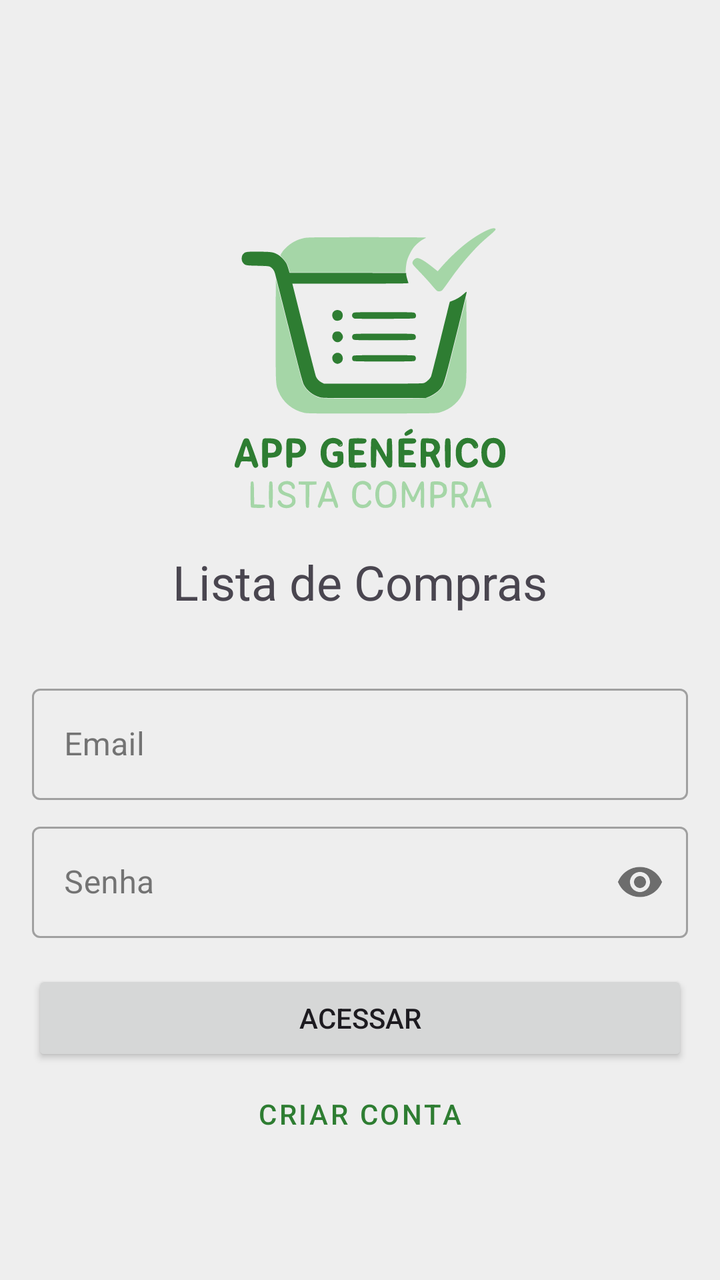
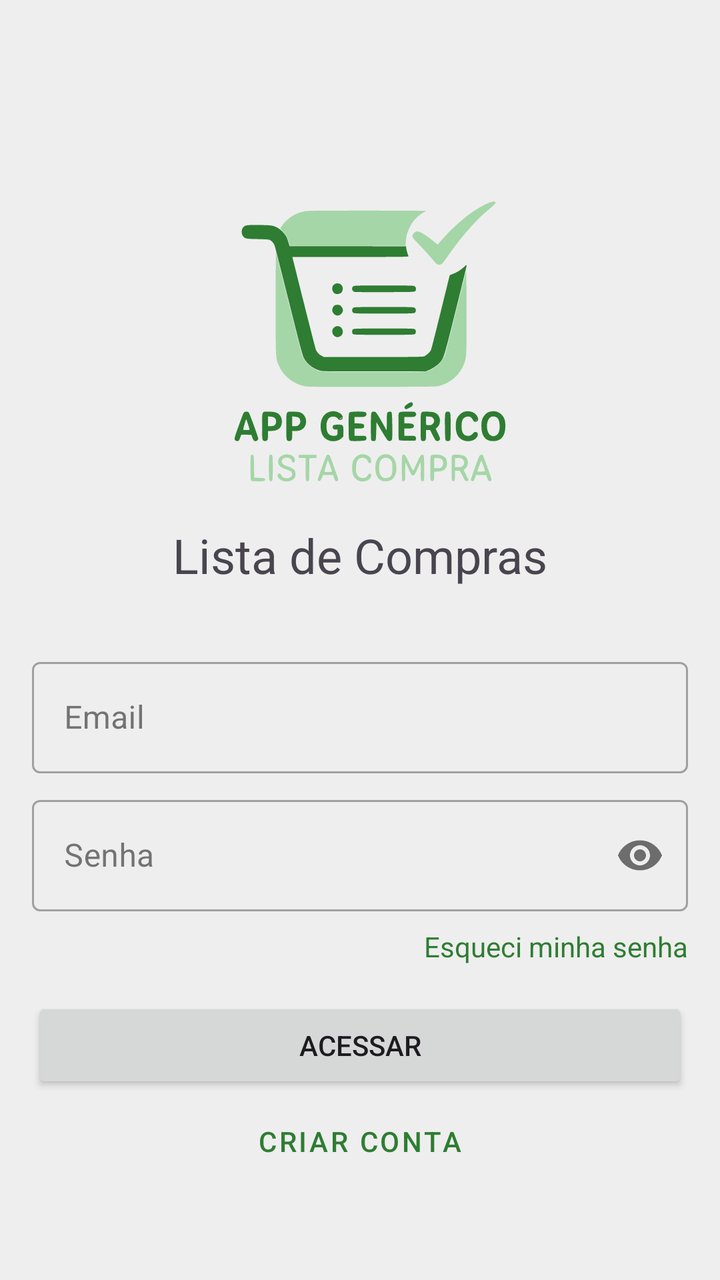

Before-and-after screenshots of an Android layout around one commit, followed by the original layout XML and the change that was made.
<!-- AndroidManifest.xml: application theme Theme.hypergenericlistforbuyingstuff -->
<!-- res/layout/activity_login.xml -->
<LinearLayout xmlns:android="http://schemas.android.com/apk/res/android"
    xmlns:app="http://schemas.android.com/apk/res-auto"
    android:layout_width="match_parent"
    android:layout_height="match_parent"
    android:orientation="vertical"
    android:gravity="center"
    android:padding="16dp">

    <ImageView
        android:layout_width="200dp"
        android:layout_height="200dp"
        android:src="@drawable/appgenlistacompralogo"
        android:layout_marginBottom="16dp"
        android:contentDescription="logo" />

    <TextView
        android:layout_width="wrap_content"
        android:layout_height="wrap_content"
        android:text="Lista de Compras"
        android:textSize="24sp"
        android:layout_marginBottom="32dp" />

    <com.google.android.material.textfield.TextInputLayout
        android:layout_width="match_parent"
        android:layout_height="wrap_content"
        style="@style/Widget.MaterialComponents.TextInputLayout.OutlinedBox">

        <com.google.android.material.textfield.TextInputEditText
            android:id="@+id/editTextEmail"
            android:layout_width="match_parent"
            android:layout_height="wrap_content"
            android:hint="Email"
            android:inputType="textEmailAddress" />
    </com.google.android.material.textfield.TextInputLayout>

    <com.google.android.material.textfield.TextInputLayout
        android:layout_width="match_parent"
        android:layout_height="wrap_content"
        android:layout_marginTop="8dp"
        app:passwordToggleEnabled="true"
        style="@style/Widget.MaterialComponents.TextInputLayout.OutlinedBox">

        <com.google.android.material.textfield.TextInputEditText
            android:id="@+id/editTextPassword"
            android:layout_width="match_parent"
            android:layout_height="wrap_content"
            android:hint="Senha"
            android:inputType="textPassword" />
    </com.google.android.material.textfield.TextInputLayout>

    <Button
        android:id="@+id/buttonLogin"
        android:layout_width="match_parent"
        android:layout_height="wrap_content"
        android:layout_marginTop="16dp"
        android:text="Acessar" />

    <Button
        android:id="@+id/buttonRegister"
        android:layout_width="match_parent"
        android:layout_height="wrap_content"
        style="@style/Widget.MaterialComponents.Button.TextButton"
        android:text="Criar Conta" />
</LinearLayout>
<!-- resources referenced by this layout -->
<resources>
  <!-- drawable appgenlistacompralogo: vector/xml drawable (drawable, 16764 chars, omitted) -->
  <style name="Theme.hypergenericlistforbuyingstuff" parent="Theme.Material3.DayNight.NoActionBar">
  
          <item name="colorPrimary">#2E7D32</item>
          <item name="colorOnPrimary">#FFFFFF</item>
  
          <item name="colorPrimaryContainer">#81C784</item>
          <item name="colorOnPrimaryContainer">#1B5E20</item>
  
          <item name="colorSecondary">#BDBDBD</item>
          <item name="colorOnSecondary">#212121</item>
  
          <item name="colorSecondaryContainer">#F5F5F5</item>
          <item name="colorOnSecondaryContainer">#616161</item>
  
          <item name="android:colorBackground">#EEEEEE</item>
          <item name="colorOnBackground">#212121</item>
          <item name="colorSurface">#FFFFFF</item>
  
          <item name="colorOnSurface">#212121</item>
  
          <item name="android:statusBarColor">?attr/colorPrimary</item>
      </style>
</resources>

<!-- the commit's change to res/layout/activity_login.xml (unified diff, before → after) -->
@@ -48,6 +48,17 @@
             android:inputType="textPassword" />
     </com.google.android.material.textfield.TextInputLayout>
 
+    <TextView
+        android:id="@+id/textViewForgotPassword"
+        android:layout_width="wrap_content"
+        android:layout_height="wrap_content"
+        android:layout_marginTop="8dp"
+        android:layout_gravity="end"
+        android:text="Esqueci minha senha"
+        android:textColor="?attr/colorPrimary"
+        android:clickable="true"
+        android:focusable="true" />
+
     <Button
         android:id="@+id/buttonLogin"
         android:layout_width="match_parent"
